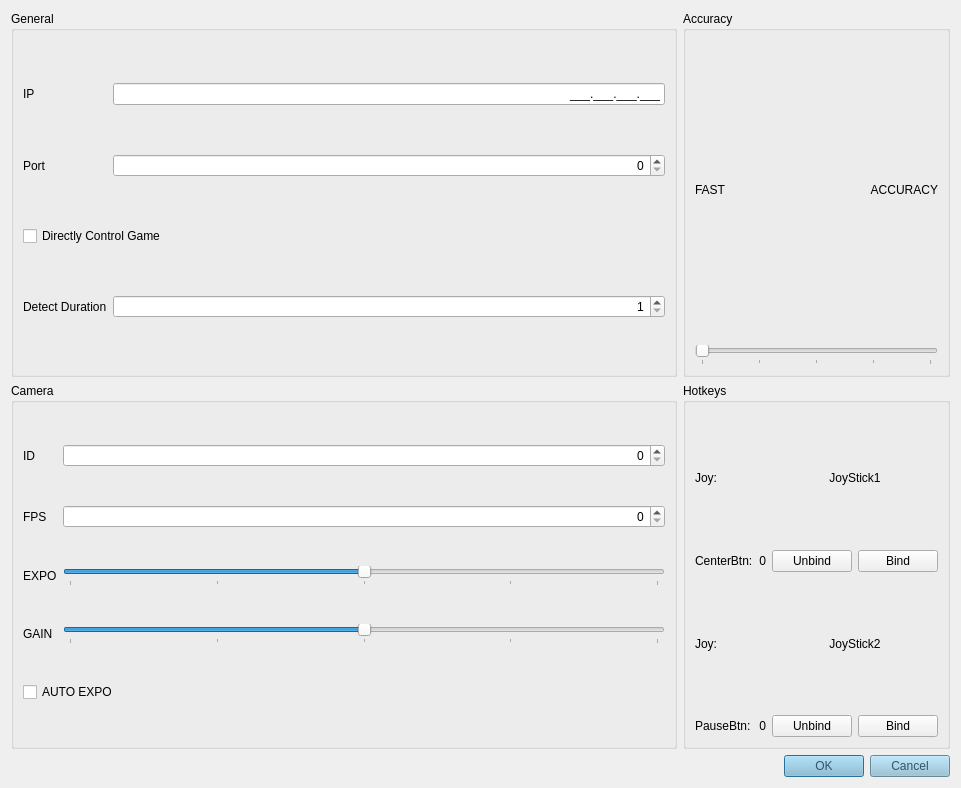
Above: assets/ui/settingconfig.ui from jyfzh/FOXTracker before the change. Below: the same form after it.
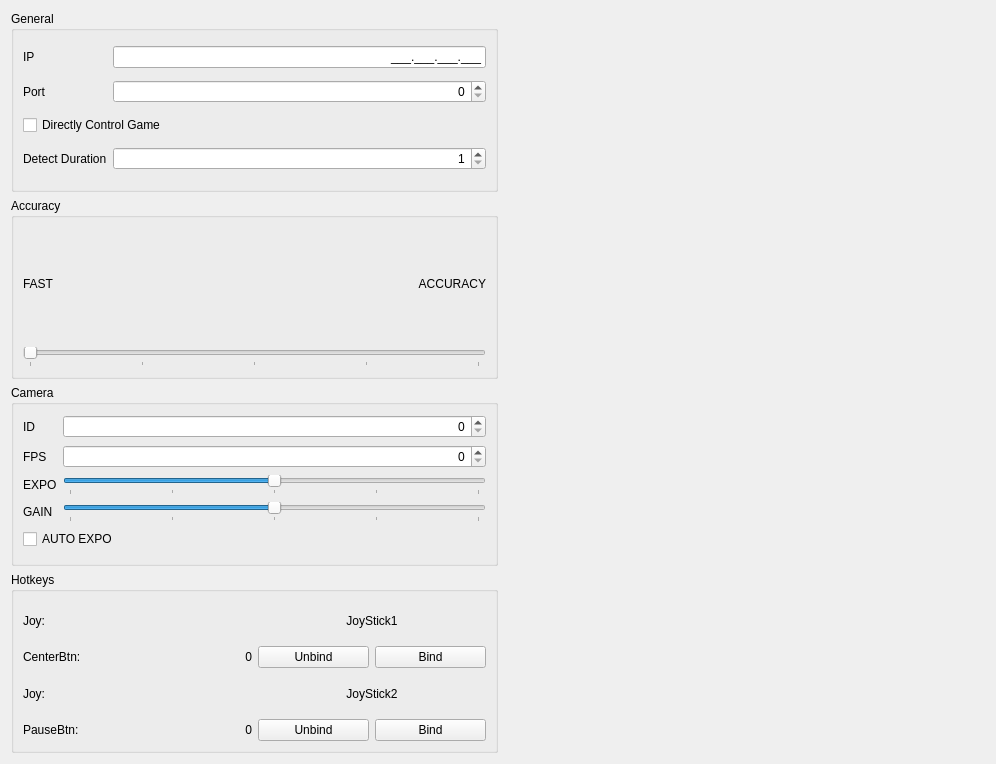
That is the form after the change.

Commit message: Remove inline stylesheet from main; rework UI layouts and reindent settings loader

The edit to the form file:
```diff
--- a/assets/ui/settingconfig.ui
+++ b/assets/ui/settingconfig.ui
@@ -6,16 +6,24 @@
    <rect>
     <x>0</x>
     <y>0</y>
-    <width>961</width>
-    <height>788</height>
+    <width>996</width>
+    <height>764</height>
    </rect>
   </property>
   <property name="windowTitle">
    <string>QWidget</string>
   </property>
-  <layout class="QGridLayout" name="gridLayout_2">
-   <item row="0" column="0">
+  <layout class="QHBoxLayout" name="horizontalLayout">
+   <item>
+    <layout class="QVBoxLayout" name="verticalLayout_2">
+     <item>
     <widget class="QGroupBox" name="groupBox">
+       <property name="sizePolicy">
+        <sizepolicy hsizetype="Preferred" vsizetype="Preferred">
+         <horstretch>0</horstretch>
+         <verstretch>0</verstretch>
+        </sizepolicy>
+       </property>
      <property name="title">
       <string>General</string>
      </property>
@@ -90,7 +98,58 @@
      </layout>
     </widget>
    </item>
+     <item>
+      <widget class="QGroupBox" name="groupBox_2">
+       <property name="sizePolicy">
+        <sizepolicy hsizetype="Preferred" vsizetype="Preferred">
+         <horstretch>0</horstretch>
+         <verstretch>0</verstretch>
+        </sizepolicy>
+       </property>
+       <property name="title">
+        <string>Accuracy</string>
+       </property>
+       <layout class="QGridLayout" name="gridLayout_5">
+        <item row="3" column="0" colspan="2">
+         <widget class="QSlider" name="LandmarkModel_input">
+          <property name="cursor">
+           <cursorShape>SizeHorCursor</cursorShape>
+          </property>
+          <property name="minimum">
+           <number>0</number>
+          </property>
+          <property name="maximum">
+           <number>4</number>
+          </property>
+          <property name="orientation">
+           <enum>Qt::Orientation::Horizontal</enum>
+          </property>
+          <property name="tickPosition">
+           <enum>QSlider::TickPosition::TicksBelow</enum>
+          </property>
+         </widget>
+        </item>
    <item row="2" column="0">
+         <widget class="QLabel" name="label_15">
+          <property name="text">
+           <string>FAST</string>
+          </property>
+         </widget>
+        </item>
+        <item row="2" column="1">
+         <widget class="QLabel" name="label_16">
+          <property name="text">
+           <string>ACCURACY</string>
+          </property>
+          <property name="alignment">
+           <set>Qt::AlignmentFlag::AlignRight|Qt::AlignmentFlag::AlignTrailing|Qt::AlignmentFlag::AlignVCenter</set>
+          </property>
+         </widget>
+        </item>
+       </layout>
+      </widget>
+     </item>
+     <item>
     <widget class="QGroupBox" name="groupBox_3">
      <property name="layoutDirection">
       <enum>Qt::LayoutDirection::LeftToRight</enum>
@@ -213,52 +272,7 @@
      </layout>
     </widget>
    </item>
-   <item row="0" column="1">
-    <widget class="QGroupBox" name="groupBox_2">
-     <property name="title">
-      <string>Accuracy</string>
-     </property>
-     <layout class="QGridLayout" name="gridLayout_5">
-      <item row="2" column="1">
-       <widget class="QLabel" name="label_16">
-        <property name="text">
-         <string>ACCURACY</string>
-        </property>
-        <property name="alignment">
-         <set>Qt::AlignmentFlag::AlignRight|Qt::AlignmentFlag::AlignTrailing|Qt::AlignmentFlag::AlignVCenter</set>
-        </property>
-       </widget>
-      </item>
-      <item row="2" column="0">
-       <widget class="QLabel" name="label_15">
-        <property name="text">
-         <string>FAST</string>
-        </property>
-       </widget>
-      </item>
-      <item row="3" column="0" colspan="2">
-       <widget class="QSlider" name="LandmarkModel_input">
-        <property name="cursor">
-         <cursorShape>SizeHorCursor</cursorShape>
-        </property>
-        <property name="minimum">
-         <number>0</number>
-        </property>
-        <property name="maximum">
-         <number>4</number>
-        </property>
-        <property name="orientation">
-         <enum>Qt::Orientation::Horizontal</enum>
-        </property>
-        <property name="tickPosition">
-         <enum>QSlider::TickPosition::TicksBelow</enum>
-        </property>
-       </widget>
-      </item>
-     </layout>
-    </widget>
-   </item>
-   <item row="2" column="1">
+     <item>
     <widget class="QGroupBox" name="groupBox_4">
      <property name="title">
       <string>Hotkeys</string>
@@ -372,20 +386,20 @@
      </layout>
     </widget>
    </item>
-   <item row="4" column="0" colspan="2">
-    <widget class="QDialogButtonBox" name="buttonBox">
-     <property name="styleSheet">
-      <string notr="true">font: 14pt &quot;Source Code Pro&quot;;
-background-color: rgb(143, 190, 212);
-color: #2e5669;</string>
-     </property>
+    </layout>
+   </item>
+   <item>
+    <spacer name="horizontalSpacer">
      <property name="orientation">
       <enum>Qt::Orientation::Horizontal</enum>
      </property>
-     <property name="standardButtons">
-      <set>QDialogButtonBox::StandardButton::Cancel|QDialogButtonBox::StandardButton::Ok</set>
+     <property name="sizeHint" stdset="0">
+      <size>
+       <width>40</width>
+       <height>20</height>
+      </size>
      </property>
-    </widget>
+    </spacer>
    </item>
   </layout>
  </widget>
```
Left out of the diff: 35 changed lines with no effect on the pictures. Lines whose indentation alone changed are shown as unchanged. The commit also changes 3 other files.
